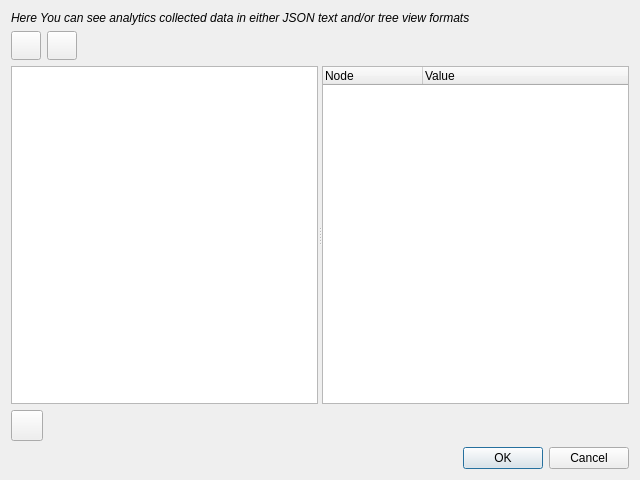
The window that src/statisticsdialog.ui (orgads/ConnectedCreatorPlugin) describes before a commit, drawn with Qt 5.
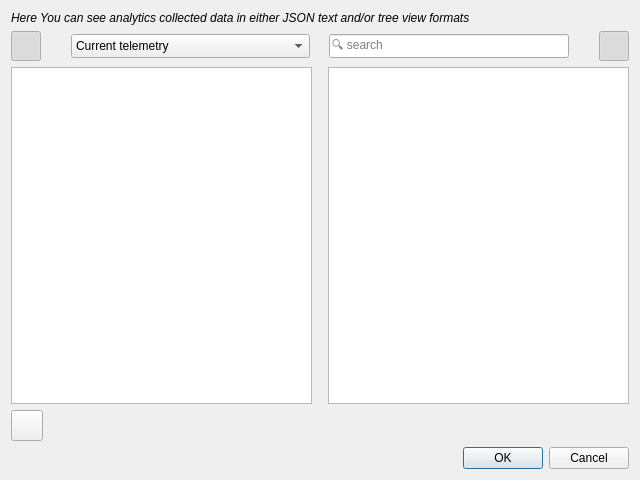
The same window after the commit. Icons and pictures are not drawn. Custom widgets are drawn as their Qt base class.

Commit message: Added JSON tree view to StatisticsDialog, sync scrolling with text browser

What changed in the file:
```diff
--- a/src/statisticsdialog.ui
+++ b/src/statisticsdialog.ui
@@ -30,13 +30,13 @@
     </widget>
    </item>
    <item>
-    <layout class="QHBoxLayout" name="horizontalLayout">
+    <layout class="QHBoxLayout" name="horizontalLayout" stretch="1,1,10,0,10,1,1">
      <item>
       <widget class="QToolButton" name="textToolButton">
        <property name="minimumSize">
         <size>
-         <width>24</width>
-         <height>24</height>
+         <width>30</width>
+         <height>30</height>
         </size>
        </property>
        <property name="toolTip">
@@ -51,21 +51,100 @@
        </property>
        <property name="iconSize">
         <size>
-         <width>22</width>
-         <height>22</height>
+         <width>20</width>
+         <height>20</height>
         </size>
        </property>
        <property name="checkable">
         <bool>true</bool>
        </property>
+       <property name="checked">
+        <bool>true</bool>
+       </property>
       </widget>
      </item>
+     <item>
+      <spacer name="horizontalSpacer_3">
+       <property name="orientation">
+        <enum>Qt::Horizontal</enum>
+       </property>
+       <property name="sizeHint" stdset="0">
+        <size>
+         <width>19</width>
+         <height>26</height>
+        </size>
+       </property>
+      </spacer>
+     </item>
+     <item>
+      <widget class="QComboBox" name="comboBox">
+       <property name="sizePolicy">
+        <sizepolicy hsizetype="Preferred" vsizetype="Fixed">
+         <horstretch>1</horstretch>
+         <verstretch>0</verstretch>
+        </sizepolicy>
+       </property>
+       <property name="minimumSize">
+        <size>
+         <width>0</width>
+         <height>24</height>
+        </size>
+       </property>
+       <item>
+        <property name="text">
+         <string>Current telemetry</string>
+        </property>
+       </item>
+      </widget>
+     </item>
+     <item>
+      <spacer name="horizontalSpacer_4">
+       <property name="orientation">
+        <enum>Qt::Horizontal</enum>
+       </property>
+       <property name="sizeHint" stdset="0">
+        <size>
+         <width>13</width>
+         <height>20</height>
+        </size>
+       </property>
+      </spacer>
+     </item>
+     <item>
+      <widget class="QLineEdit" name="lineEdit">
+       <property name="minimumSize">
+        <size>
+         <width>0</width>
+         <height>24</height>
+        </size>
+       </property>
+       <property name="placeholderText">
+        <string>🔍 search</string>
+       </property>
+       <property name="clearButtonEnabled">
+        <bool>true</bool>
+       </property>
+      </widget>
+     </item>
+     <item>
+      <spacer name="horizontalSpacer">
+       <property name="orientation">
+        <enum>Qt::Horizontal</enum>
+       </property>
+       <property name="sizeHint" stdset="0">
+        <size>
+         <width>19</width>
+         <height>17</height>
+        </size>
+       </property>
+      </spacer>
+     </item>
      <item>
       <widget class="QToolButton" name="treeToolButton">
        <property name="minimumSize">
         <size>
-         <width>24</width>
-         <height>24</height>
+         <width>30</width>
+         <height>30</height>
         </size>
        </property>
        <property name="toolTip">
@@ -80,74 +159,69 @@
        </property>
        <property name="iconSize">
         <size>
-         <width>22</width>
-         <height>22</height>
+         <width>20</width>
+         <height>20</height>
         </size>
        </property>
        <property name="checkable">
         <bool>true</bool>
        </property>
+       <property name="checked">
+        <bool>true</bool>
+       </property>
       </widget>
      </item>
+    </layout>
+   </item>
+   <item>
+    <layout class="QHBoxLayout" name="horizontalLayout_3">
      <item>
-      <spacer name="horizontalSpacer">
+      <widget class="QTextBrowser" name="textBrowser">
+       <property name="sizePolicy">
+        <sizepolicy hsizetype="Expanding" vsizetype="Expanding">
+         <horstretch>1</horstretch>
+         <verstretch>0</verstretch>
+        </sizepolicy>
+       </property>
+       <property name="lineWrapMode">
+        <enum>QTextEdit::NoWrap</enum>
+       </property>
+      </widget>
+     </item>
+     <item>
+      <spacer name="horizontalSpacer_5">
        <property name="orientation">
         <enum>Qt::Horizontal</enum>
        </property>
        <property name="sizeHint" stdset="0">
         <size>
-         <width>538</width>
+         <width>10</width>
          <height>20</height>
         </size>
        </property>
       </spacer>
      </item>
+     <item>
+      <widget class="CTreeView" name="treeView">
+       <property name="sizePolicy">
+        <sizepolicy hsizetype="Expanding" vsizetype="Expanding">
+         <horstretch>1</horstretch>
+         <verstretch>0</verstretch>
+        </sizepolicy>
+       </property>
+       <property name="alternatingRowColors">
+        <bool>true</bool>
+       </property>
+       <property name="itemsExpandable">
+        <bool>false</bool>
+       </property>
+       <property name="expandsOnDoubleClick">
+        <bool>false</bool>
+       </property>
+      </widget>
+     </item>
     </layout>
    </item>
-   <item>
-    <widget class="QSplitter" name="splitter">
-     <property name="orientation">
-      <enum>Qt::Horizontal</enum>
-     </property>
-     <property name="handleWidth">
-      <number>4</number>
-     </property>
-     <widget class="QTextBrowser" name="textBrowser">
-      <property name="sizePolicy">
-       <sizepolicy hsizetype="Expanding" vsizetype="Expanding">
-        <horstretch>1</horstretch>
-        <verstretch>0</verstretch>
-       </sizepolicy>
-      </property>
-      <property name="lineWrapMode">
-       <enum>QTextEdit::NoWrap</enum>
-      </property>
-      <property name="source">
-       <url>
-        <string>file:///home/aleksey/Work/Jobs/QtCompany/Sources/ConnectedCreatorPlugin/src/sample.html</string>
-       </url>
-      </property>
-     </widget>
-     <widget class="QTreeWidget" name="treeWidget">
-      <property name="sizePolicy">
-       <sizepolicy hsizetype="Expanding" vsizetype="Expanding">
-        <horstretch>1</horstretch>
-        <verstretch>0</verstretch>
-       </sizepolicy>
-      </property>
-      <column>
-       <property name="text">
-        <string>Node</string>
-       </property>
-      </column>
-      <column>
-       <property name="text">
-        <string>Value</string>
-       </property>
-      </column>
-     </widget>
-    </widget>
-   </item>
    <item>
     <layout class="QHBoxLayout" name="horizontalLayout_2">
      <item>
@@ -203,6 +277,13 @@
    </item>
   </layout>
  </widget>
+ <customwidgets>
+  <customwidget>
+   <class>CTreeView</class>
+   <extends>QTreeView</extends>
+   <header>ctreeview.h</header>
+  </customwidget>
+ </customwidgets>
  <resources>
   <include location="plugin.qrc"/>
  </resources>
```
The commit also changes 8 other files.
